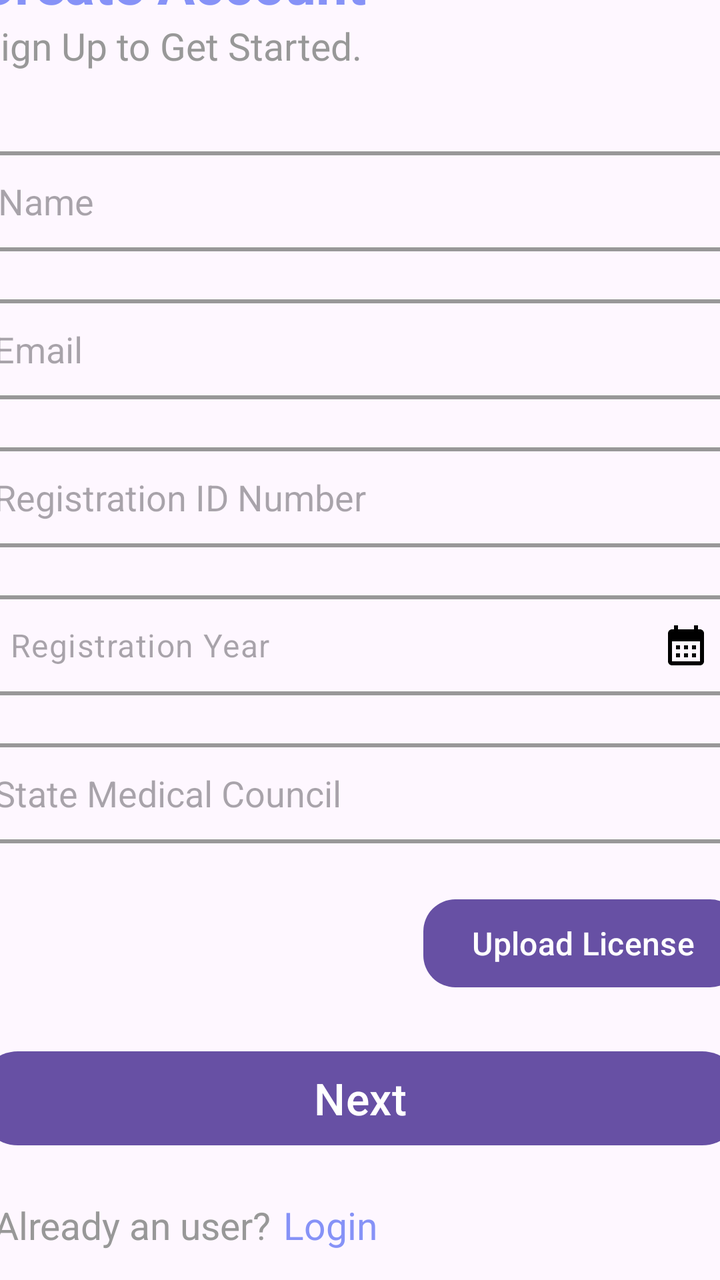
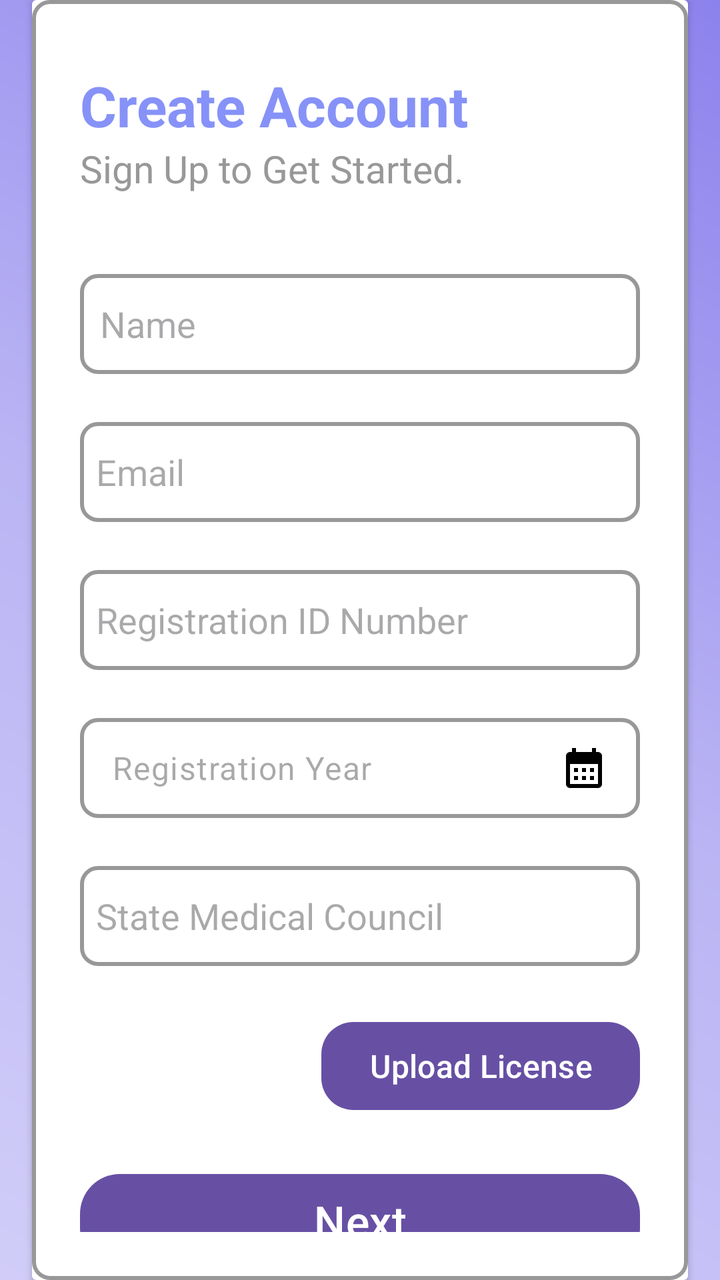

Before-and-after screenshots of an Android layout around one commit, followed by the original layout XML and the change that was made.
<!-- AndroidManifest.xml: application theme Theme.EDermaCareLatestt -->
<!-- res/layout/activity1_signup_dermatologist.xml -->
<?xml version="1.0" encoding="utf-8"?>
<LinearLayout
    xmlns:android="http://schemas.android.com/apk/res/android"
    xmlns:app="http://schemas.android.com/apk/res-auto"
    xmlns:tools="http://schemas.android.com/tools"
    android:layout_width="match_parent"
    android:layout_height="match_parent"
    android:orientation="vertical"
    android:gravity="center">


    <LinearLayout
        android:layout_width="430dp"
        android:layout_height="763dp"
        android:layout_gravity="center_horizontal"
        android:background="@drawable/light_grey_border"
        android:orientation="vertical"
        android:padding="24dp">

        <TextView
            android:layout_width="223dp"
            android:layout_height="wrap_content"
            android:layout_marginTop="10dp"
            android:text="Create Account"
            android:textAlignment="textStart"
            android:textColor="@color/lavender"
            android:textSize="28sp"
            android:textStyle="bold" />

        <TextView
            android:id="@+id/textView"
            android:layout_width="match_parent"
            android:layout_height="wrap_content"
            android:fontFamily="@font/poppins"
            android:text="Sign Up to Get Started."
            android:textAlignment="textStart"
            android:textColor="@color/light_grey"
            android:textSize="19sp" />

        <EditText
            android:id="@+id/dermatologist_signup_name"
            android:layout_width="match_parent"
            android:layout_height="50dp"
            android:layout_marginTop="40dp"
            android:background="@drawable/light_grey_border"
            android:drawablePadding="8dp"
            android:hint="Name"
            android:padding="10dp"
            android:textColor="@color/black" />

        <EditText
            android:id="@+id/dermatologist_signup_email"
            android:layout_width="match_parent"
            android:layout_height="50dp"
            android:layout_marginTop="24dp"
            android:background="@drawable/light_grey_border"
            android:drawablePadding="8dp"
            android:hint="Email"
            android:padding="8dp"
            android:textColor="@color/black" />

        <EditText
            android:id="@+id/dermatologist_signup_RegNumber"
            android:layout_width="match_parent"
            android:layout_height="50dp"
            android:layout_marginTop="24dp"
            android:background="@drawable/light_grey_border"
            android:drawablePadding="8dp"
            android:hint="Registration ID Number"
            android:inputType="phone"
            android:padding="8dp"
            android:textColor="@color/black" />

        <com.google.android.material.textfield.TextInputLayout
            android:id="@+id/dermatologist_signup_RegYear"
            android:layout_width="match_parent"
            android:layout_height="wrap_content"
            android:layout_marginTop="24dp"

            app:hintEnabled="false">

            <EditText
                android:id="@+id/dermatologist_signup_year"
                android:layout_height="50dp"
                android:layout_width="match_parent"

                android:background="@drawable/light_grey_border"
                android:drawableEnd="@drawable/baseline_calendar_month_24"
                android:drawablePadding="8dp"
                android:hint="Registration Year"
                android:inputType="text"
                android:padding="8dp"
                android:textColor="@color/black"
                android:clickable="false"
                android:focusable="false" />

        </com.google.android.material.textfield.TextInputLayout>



        <EditText
            android:id="@+id/dermatologist_signup_state_council"
            android:layout_width="match_parent"
            android:layout_height="50dp"
            android:layout_marginTop="24dp"
            android:background="@drawable/light_grey_border"
            android:drawablePadding="8dp"
            android:hint="State Medical Council"
            android:padding="8dp"
            android:textColor="@color/black" />


        








        <LinearLayout
            android:layout_width="match_parent"
            android:layout_height="wrap_content"
            android:orientation="horizontal"
            android:layout_marginTop="24dp">

            <TextView
                android:id="@+id/dermatologistFilename"
                android:layout_width="0dp"
                android:layout_height="wrap_content"
                android:layout_weight="1"
                android:layout_gravity="center_vertical"
                android:layout_marginStart="8dp"
                android:paddingStart="8dp"
                android:paddingTop="8dp"
                android:paddingBottom="8dp"
                android:text=""
                android:textColor="@color/light_grey"
                android:textSize="19sp" />

            <Button
                android:id="@+id/dermatologist_upload_button"
                android:layout_width="wrap_content"
                android:layout_height="52dp"
                android:layout_marginStart="8dp"
                android:minWidth="100dp"
                android:text="Upload License"
                android:textSize="16sp"
                app:cornerRadius="16dp" />

        </LinearLayout>


        <Button
            android:id="@+id/dermatologist_next_button"
            android:layout_width="match_parent"
            android:layout_height="55dp"
            android:layout_marginTop="24dp"
            android:text="Next"
            android:textSize="22sp"
            app:cornerRadius="20dp" />

        <LinearLayout
            android:layout_width="match_parent"
            android:layout_height="wrap_content"
            android:orientation="horizontal">


            <TextView
                android:id="@+id/signupRedirectTextDermatologist"
                android:layout_width="wrap_content"
                android:layout_height="wrap_content"
                android:layout_gravity="center"
                android:layout_marginTop="10dp"
                android:paddingLeft="8dp"
                android:paddingTop="8dp"
                android:paddingRight="0dp"
                android:paddingBottom="8dp"
                android:text="Already an user?"
                android:textColor="@color/light_grey"
                android:textSize="19sp" />

            <TextView
                android:id="@+id/loginredirectDermatologist"
                android:layout_width="wrap_content"
                android:layout_height="wrap_content"
                android:layout_gravity="center|start"
                android:layout_marginTop="10dp"
                android:paddingLeft="6dp"
                android:paddingTop="8dp"
                android:paddingRight="8dp"
                android:paddingBottom="8dp"
                android:text="Login"
                android:textColor="@color/lavender"
                android:textSize="19sp"
                />

        </LinearLayout>

    </LinearLayout>

</LinearLayout>
<!-- resources referenced by this layout -->
<resources>
  <color name="black">#FF000000</color>
  <color name="lavender">#8692F7</color>
  <color name="light_grey">#989898</color>
  <!-- drawable baseline_calendar_month_24 (drawable) -->
  <vector xmlns:android="http://schemas.android.com/apk/res/android" android:height="24dp" android:tint="#000000" android:viewportHeight="24" android:viewportWidth="24" android:width="24dp">
        
      <path android:fillColor="@android:color/white" android:pathData="M19,4h-1V2h-2v2H8V2H6v2H5C3.89,4 3.01,4.9 3.01,6L3,20c0,1.1 0.89,2 2,2h14c1.1,0 2,-0.9 2,-2V6C21,4.9 20.1,4 19,4zM19,20H5V10h14V20zM9,14H7v-2h2V14zM13,14h-2v-2h2V14zM17,14h-2v-2h2V14zM9,18H7v-2h2V18zM13,18h-2v-2h2V18zM17,18h-2v-2h2V18z"/>
      
  </vector>
  <!-- drawable light_grey_border (drawable) -->
  <?xml version="1.0" encoding="utf-8"?>
  <shape xmlns:android="http://schemas.android.com/apk/res/android"
      android:shape="rectangle">
  
      <stroke
          android:width="2dp"
          android:color="@color/light_grey" />
  
      <corners
          android:radius="8dp" />
  </shape>
  <style name="Theme.EDermaCareLatestt" parent="Base.Theme.EDermaCareLatestt" />
  <style name="Base.Theme.EDermaCareLatestt" parent="Theme.Material3.DayNight.NoActionBar">
          
          
      </style>
</resources>

<!-- the commit's change to res/layout/activity1_signup_dermatologist.xml (unified diff, before → after) -->
@@ -1,17 +1,27 @@
 <?xml version="1.0" encoding="utf-8"?>
-<LinearLayout
+<androidx.constraintlayout.widget.ConstraintLayout
     xmlns:android="http://schemas.android.com/apk/res/android"
     xmlns:app="http://schemas.android.com/apk/res-auto"
     xmlns:tools="http://schemas.android.com/tools"
     android:layout_width="match_parent"
     android:layout_height="match_parent"
     android:orientation="vertical"
+    android:background="@drawable/gradients"
     android:gravity="center">
 
 
+    <androidx.cardview.widget.CardView
+        android:layout_width="match_parent"
+        android:layout_height="wrap_content"
+        android:layout_margin="16dp"
+        app:layout_constraintTop_toTopOf="parent"
+        app:layout_constraintBottom_toBottomOf="parent"
+        app:layout_constraintStart_toStartOf="parent"
+        app:layout_constraintEnd_toEndOf="parent">
+
     <LinearLayout
-        android:layout_width="430dp"
-        android:layout_height="763dp"
+        android:layout_width='match_parent'
+        android:layout_height="wrap_content"
         android:layout_gravity="center_horizontal"
         android:background="@drawable/light_grey_border"
         android:orientation="vertical"
@@ -81,21 +91,20 @@
 
             <EditText
                 android:id="@+id/dermatologist_signup_year"
+                android:layout_width="match_parent"
                 android:layout_height="50dp"
-                android:layout_width="match_parent"
 
                 android:background="@drawable/light_grey_border"
+                android:clickable="false"
                 android:drawableEnd="@drawable/baseline_calendar_month_24"
                 android:drawablePadding="8dp"
+                android:focusable="false"
                 android:hint="Registration Year"
                 android:inputType="text"
                 android:padding="8dp"
-                android:textColor="@color/black"
-                android:clickable="false"
-                android:focusable="false" />
+                android:textColor="@color/black" />
 
         </com.google.android.material.textfield.TextInputLayout>
-
 
 
         <EditText
@@ -111,27 +120,27 @@
 
 
         
-
-
-
-
-
-
-
+        
+        
+        
+        
+        
+        
+        
 
         <LinearLayout
             android:layout_width="match_parent"
             android:layout_height="wrap_content"
-            android:orientation="horizontal"
-            android:layout_marginTop="24dp">
+            android:layout_marginTop="24dp"
+            android:orientation="horizontal">
 
             <TextView
                 android:id="@+id/dermatologistFilename"
                 android:layout_width="0dp"
                 android:layout_height="wrap_content"
-                android:layout_weight="1"
                 android:layout_gravity="center_vertical"
                 android:layout_marginStart="8dp"
+                android:layout_weight="1"
                 android:paddingStart="8dp"
                 android:paddingTop="8dp"
                 android:paddingBottom="8dp"
@@ -193,11 +202,12 @@
                 android:paddingBottom="8dp"
                 android:text="Login"
                 android:textColor="@color/lavender"
-                android:textSize="19sp"
-                />
+                android:textSize="19sp" />
 
         </LinearLayout>
 
     </LinearLayout>
 
-</LinearLayout>
+    </androidx.cardview.widget.CardView>
+
+</androidx.constraintlayout.widget.ConstraintLayout>
<!-- resource entries referenced after the edit -->
@@ -9,6 +9,19 @@
       <path android:fillColor="@android:color/white" android:pathData="M19,4h-1V2h-2v2H8V2H6v2H5C3.89,4 3.01,4.9 3.01,6L3,20c0,1.1 0.89,2 2,2h14c1.1,0 2,-0.9 2,-2V6C21,4.9 20.1,4 19,4zM19,20H5V10h14V20zM9,14H7v-2h2V14zM13,14h-2v-2h2V14zM17,14h-2v-2h2V14zM9,18H7v-2h2V18zM13,18h-2v-2h2V18zM17,18h-2v-2h2V18z"/>
       
   </vector>
+  <!-- drawable gradients (drawable) -->
+  <?xml version="1.0" encoding="utf-8"?>
+  <shape
+      android:shape = "rectangle"
+      xmlns:android = "http://schemas.android.com/apk/res/android" >
+  
+      <gradient
+          android:startColor = "#d1cdf8"
+          android:centerColor = "#bab4f4"
+          android:endColor = "#8c82ed"
+          android:angle = "45"
+          android:type = "linear" />
+  </shape>
   <!-- drawable light_grey_border (drawable) -->
   <?xml version="1.0" encoding="utf-8"?>
   <shape xmlns:android="http://schemas.android.com/apk/res/android"
